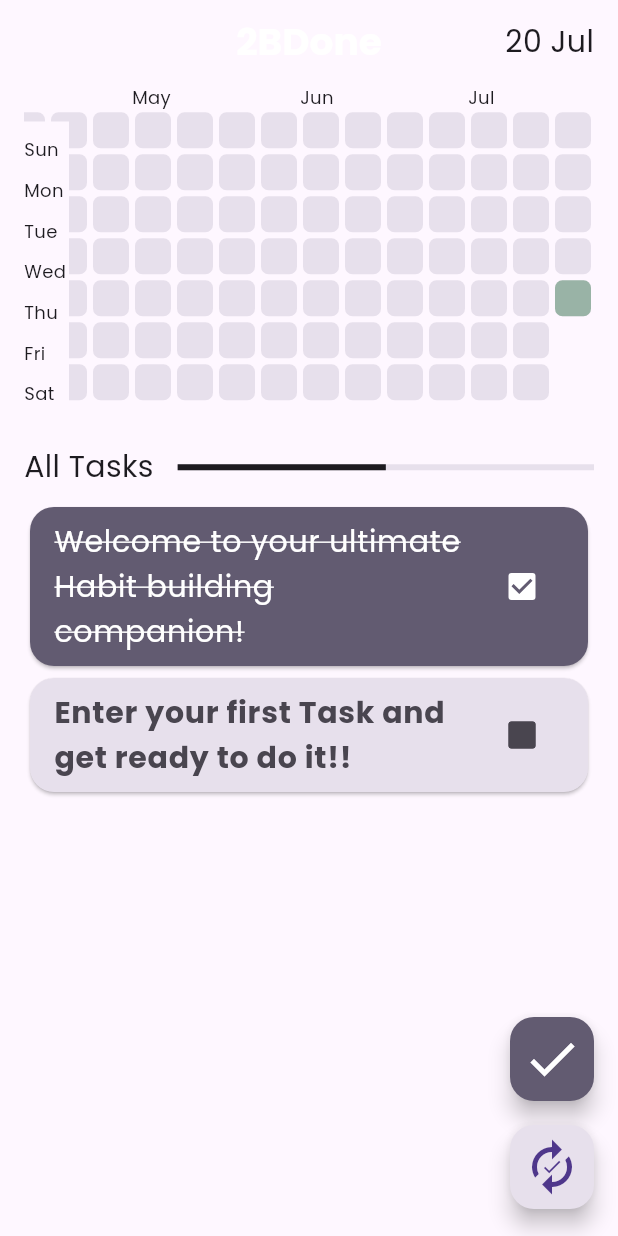
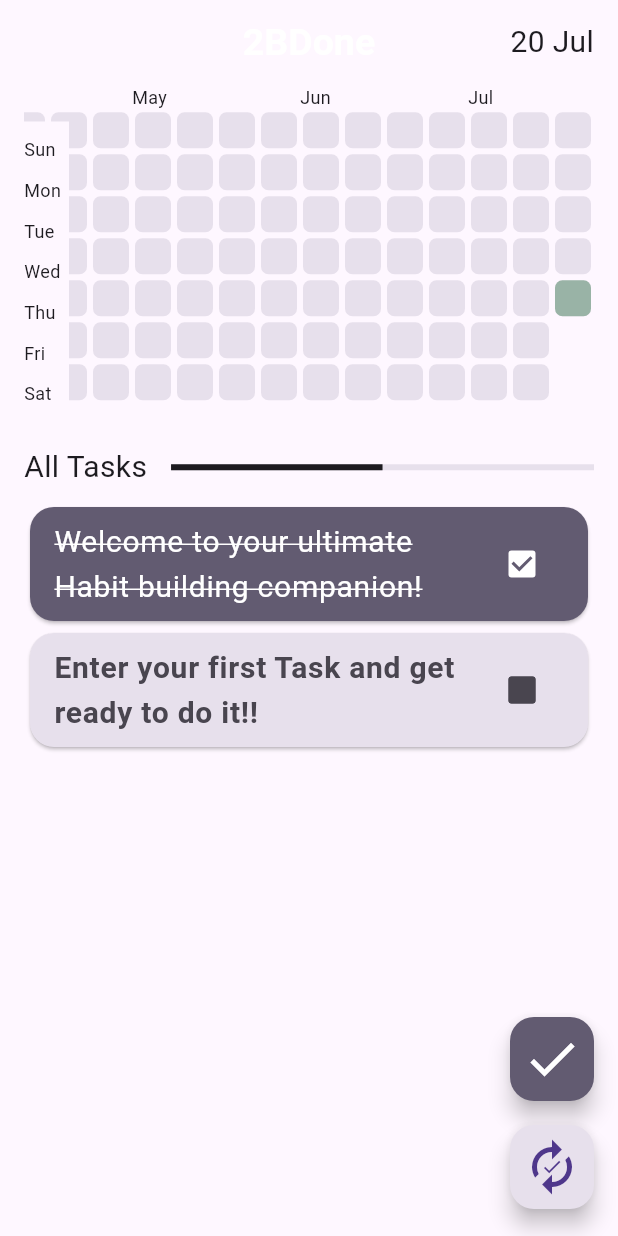
Before and after one commit to srksifat-dev/habitask, a Flutter app: the screen it shows after launch, on a phone screen of 412 x 824 dp. Run offline on Flutter 3.47's test engine with Material 2 defaults, Android fonts, the phone set to English and light mode, and no system bars; drawn by our look-alikes of dynamic_color, flutter_heatmap_calendar, flutter_slidable; our stand-ins replace date_format, get_storage, go_router, isar; accounts and stored records are empty; generated files the repository leaves out were written again.

Commit message:
- dynamic color bug fixed - google fonts is removed - unnecessary dependencies are removed

```diff
--- a/lib/main.dart
+++ b/lib/main.dart
@@ -29,9 +29,14 @@ Future<void> main() async {
   runApp(const MyApp());
 }
 
-class MyApp extends StatelessWidget {
+class MyApp extends StatefulWidget {
   const MyApp({super.key});
 
+  @override
+  State<MyApp> createState() => _MyAppState();
+}
+
+class _MyAppState extends State<MyApp> {
   @override
   Widget build(BuildContext context) {
     return DynamicColorBuilder(
--- a/lib/theme/app_theme.dart
+++ b/lib/theme/app_theme.dart
@@ -1,20 +1,19 @@
 import 'package:flutter/material.dart';
-import 'package:google_fonts/google_fonts.dart';
 
-var textTheme = TextTheme(
-  bodyLarge: GoogleFonts.poppins().copyWith(fontSize: 25),
-  bodyMedium: GoogleFonts.poppins().copyWith(fontSize: 20),
-  bodySmall: GoogleFonts.poppins().copyWith(fontSize: 16),
+var textTheme = const TextTheme(
+  bodyLarge: TextStyle(fontSize: 25),
+  bodyMedium: TextStyle(fontSize: 20),
+  bodySmall: TextStyle(fontSize: 16),
   titleLarge:
-      GoogleFonts.poppins().copyWith(fontSize: 40, fontWeight: FontWeight.bold),
+      TextStyle(fontSize: 40, fontWeight: FontWeight.bold),
   titleMedium:
-      GoogleFonts.poppins().copyWith(fontSize: 30, fontWeight: FontWeight.bold),
+      TextStyle(fontSize: 30, fontWeight: FontWeight.bold),
   titleSmall:
-      GoogleFonts.poppins().copyWith(fontSize: 25, fontWeight: FontWeight.bold),
+      TextStyle(fontSize: 25, fontWeight: FontWeight.bold),
 );
 
-var appBarTheme = AppBarTheme(
-  titleTextStyle: GoogleFonts.poppins().copyWith(
+var appBarTheme = const AppBarTheme(
+  titleTextStyle: TextStyle(
     fontSize: 25,
     fontWeight: FontWeight.bold,
   ),
--- a/pubspec.yaml
+++ b/pubspec.yaml
@@ -42,11 +42,8 @@ dependencies:
   isar_flutter_libs: ^3.1.0+1
   path_provider: ^2.0.15
   date_format: ^2.0.7
-  google_fonts: ^5.1.0
   flutter_slidable: ^3.0.0
-  syncfusion_flutter_datepicker: ^22.1.37
   get_storage: ^2.1.1
-  intl: ^0.18.1
 
 
 dev_dependencies:
```
Also changed, not shown: pubspec.lock.
